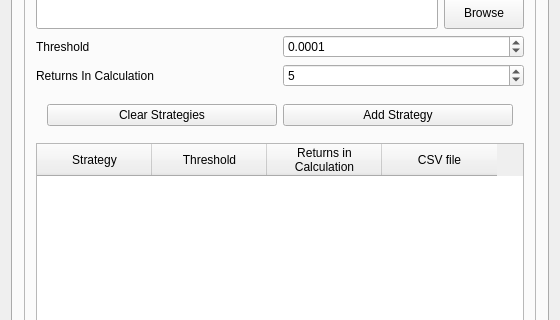
Old version of the form GUI_Mohamamd_2/mainwindow.ui in the repository mobeigi/Algorithmic-Trading; both pictures show x 0 to 560 and y 151 to 471 of the 560 by 960 pixel window.
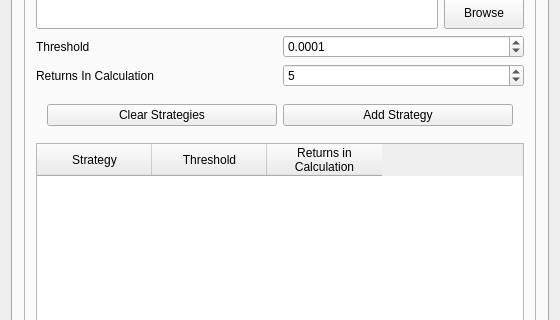
New version of the form. Icons and pictures are not drawn.

```diff
--- a/GUI_Mohamamd_2/mainwindow.ui
+++ b/GUI_Mohamamd_2/mainwindow.ui
@@ -283,11 +283,6 @@
                <set>AlignHCenter|AlignVCenter|AlignCenter</set>
               </property>
              </column>
-             <column>
-              <property name="text">
-               <string>CSV file</string>
-              </property>
-             </column>
             </widget>
            </item>
           </layout>
```
